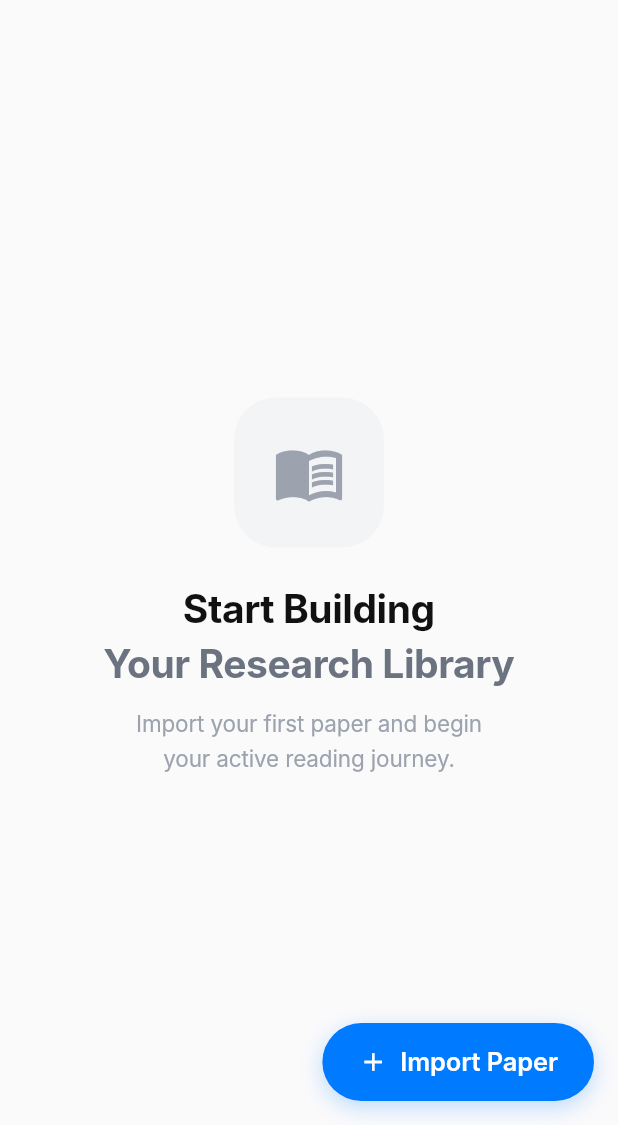
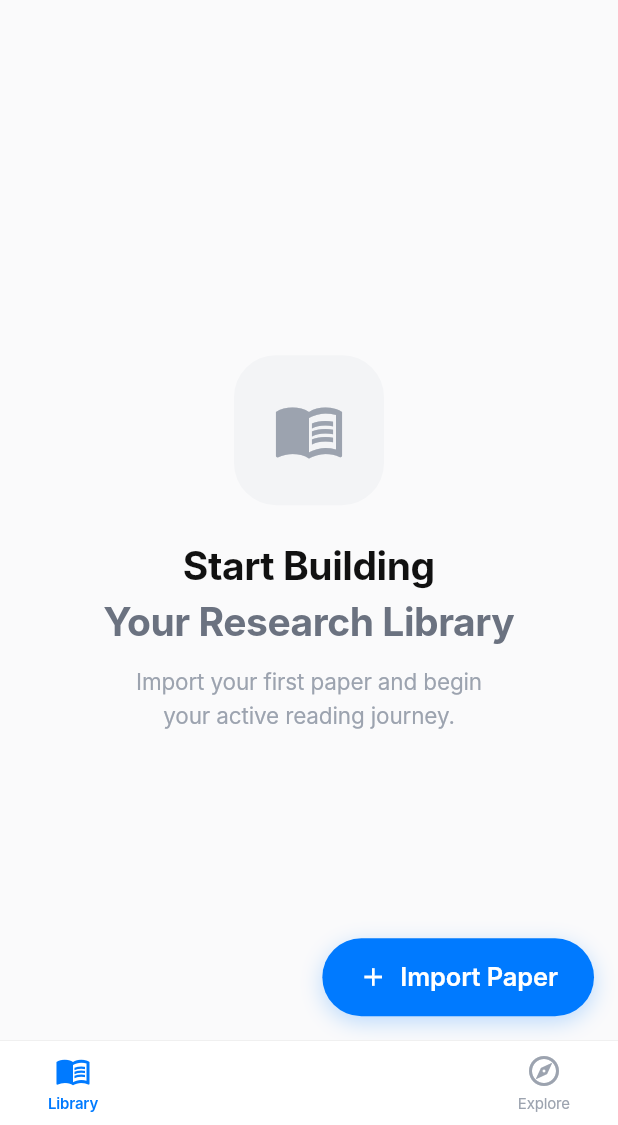
Before and after one commit to ribentianhuang38-boop/paperflow, a Flutter app: the screen it shows after launch, on a phone screen of 412 x 824 dp, the part 111-1236 px from its top. Run offline on Flutter 3.47's test engine with Material 3 defaults, Android fonts, the phone set to English and light mode, and no system bars; our stand-ins replace dio, flutter_riverpod, go_router, shared_preferences, speech_to_text, sqflite; missing offline and left inert: epubx, file_selector, flutter_inappwebview, flutter_pdfview; accounts and stored records are empty; Roboto replaces fonts that are missing (Inter).

Commit message:
feat: add Explore module with Readability.js extraction
- Explore: built-in browser (flutter_inappwebview)
- Left-edge swipe or 'Read' button to capture article
- Mozilla Readability.js for content extraction
- Article model: unified data structure for all sources
- ReadabilityInjector: injects and runs Readability.js
- Bottom nav: Library + Explore tabs
- Captured articles saved as HTML, opened in Reader
- Also improved import error handling with detailed feedback

```diff
--- a/lib/src/common/routing/app_router.dart
+++ b/lib/src/common/routing/app_router.dart
@@ -2,6 +2,7 @@ import 'package:flutter/material.dart';
 import 'package:flutter_riverpod/flutter_riverpod.dart';
 import 'package:go_router/go_router.dart';
 
+import '../theme/colors.dart';
 import '../../features/library/presentation/library_screen.dart';
 import '../../features/reader/presentation/reader_screen.dart';
 import '../../features/dictionary/presentation/vocabulary_list_screen.dart';
@@ -9,12 +10,19 @@ import '../../features/active_recall/presentation/recall_screen.dart';
 import '../../features/active_recall/presentation/review_result_screen.dart';
 import '../../features/reading_mastery/presentation/mastery_detail_screen.dart';
 import '../../features/settings/presentation/settings_screen.dart';
+import '../../features/explore/presentation/explore_screen.dart';
 
 final appRouterProvider = Provider<GoRouter>((ref) {
   return GoRouter(
     initialLocation: '/',
     routes: [
-      GoRoute(path: '/', name: 'library', builder: (_, __) => const LibraryScreen()),
+      ShellRoute(
+        builder: (context, state, child) => _MainShell(child: child),
+        routes: [
+          GoRoute(path: '/', name: 'library', builder: (_, __) => const LibraryScreen()),
+          GoRoute(path: '/explore', name: 'explore', builder: (_, __) => const ExploreScreen()),
+        ],
+      ),
       GoRoute(
         path: '/reader/:documentId', name: 'reader',
         builder: (_, state) => ReaderScreen(documentId: int.parse(state.pathParameters['documentId']!)),
@@ -36,3 +44,105 @@ final appRouterProvider = Provider<GoRouter>((ref) {
     ],
   );
 });
+
+class _MainShell extends StatelessWidget {
+  final Widget child;
+  const _MainShell({required this.child});
+
+  @override
+  Widget build(BuildContext context) {
+    final isDark = Theme.of(context).brightness == Brightness.dark;
+    final location = GoRouterState.of(context).matchedLocation;
+
+    return Scaffold(
+      body: child,
+      bottomNavigationBar: Container(
+        decoration: BoxDecoration(
+          color: isDark ? const Color(0xFF1C1C1E).withOpacity(0.95) : const Color(0xFFFFFFFF).withOpacity(0.95),
+          border: Border(
+            top: BorderSide(
+              color: isDark ? const Color(0xFF38383A) : const Color(0xFFECECEC),
+              width: 0.5,
+            ),
+          ),
+        ),
+        child: SafeArea(
+          child: Padding(
+            padding: const EdgeInsets.symmetric(horizontal: 32, vertical: 8),
+            child: Row(
+              mainAxisAlignment: MainAxisAlignment.spaceBetween,
+              children: [
+                _NavItem(
+                  icon: Icons.menu_book_outlined,
+                  activeIcon: Icons.menu_book,
+                  label: 'Library',
+                  isActive: location == '/',
+                  isDark: isDark,
+                  onTap: () => context.go('/'),
+                ),
+                _NavItem(
+                  icon: Icons.explore_outlined,
+                  activeIcon: Icons.explore,
+                  label: 'Explore',
+                  isActive: location == '/explore',
+                  isDark: isDark,
+                  onTap: () => context.go('/explore'),
+                ),
+              ],
+            ),
+          ),
+        ),
+      ),
+    );
+  }
+}
+
+class _NavItem extends StatelessWidget {
+  final IconData icon;
+  final IconData activeIcon;
+  final String label;
+  final bool isActive;
+  final bool isDark;
+  final VoidCallback onTap;
+
+  const _NavItem({
+    required this.icon,
+    required this.activeIcon,
+    required this.label,
+    required this.isActive,
+    required this.isDark,
+    required this.onTap,
+  });
+
+  @override
+  Widget build(BuildContext context) {
+    return GestureDetector(
+      onTap: onTap,
+      behavior: HitTestBehavior.opaque,
+      child: Column(
+        mainAxisSize: MainAxisSize.min,
+        children: [
+          Icon(
+            isActive ? activeIcon : icon,
+            size: 24,
+            color: isActive
+                ? AppColors.accent
+                : (isDark ? AppColors.darkTextTertiary : AppColors.textTertiary),
+          ),
+          const SizedBox(height: 2),
+          Text(
+            label,
+            style: TextStyle(
+              fontFamily: 'Inter',
+              fontSize: 10,
+              fontWeight: isActive ? FontWeight.w600 : FontWeight.w400,
+              color: isActive
+                  ? AppColors.accent
+                  : (isDark ? AppColors.darkTextTertiary : AppColors.textTertiary),
+            ),
+          ),
+        ],
+      ),
+    );
+  }
+}
--- a/pubspec.yaml
+++ b/pubspec.yaml
@@ -29,6 +29,9 @@ dependencies:
   # EPUB
   epubx: ^4.0.0
 
+  # WebView
+  flutter_inappwebview: ^6.1.5
+
   # Network
   dio: ^5.7.0
 
@@ -58,3 +61,4 @@ flutter:
 
   assets:
     - assets/
+    - assets/readability.js
```
Also changed, not shown: lib/src/features/explore/data/article_adapter.dart (added, +45 -0 lines), lib/src/features/explore/domain/article.dart (added, +79 -0 lines), lib/src/features/explore/presentation/explore_screen.dart (added, +377 -0 lines), lib/src/features/library/presentation/library_screen.dart (+36 -11 lines), pubspec.lock, 1 other file.
